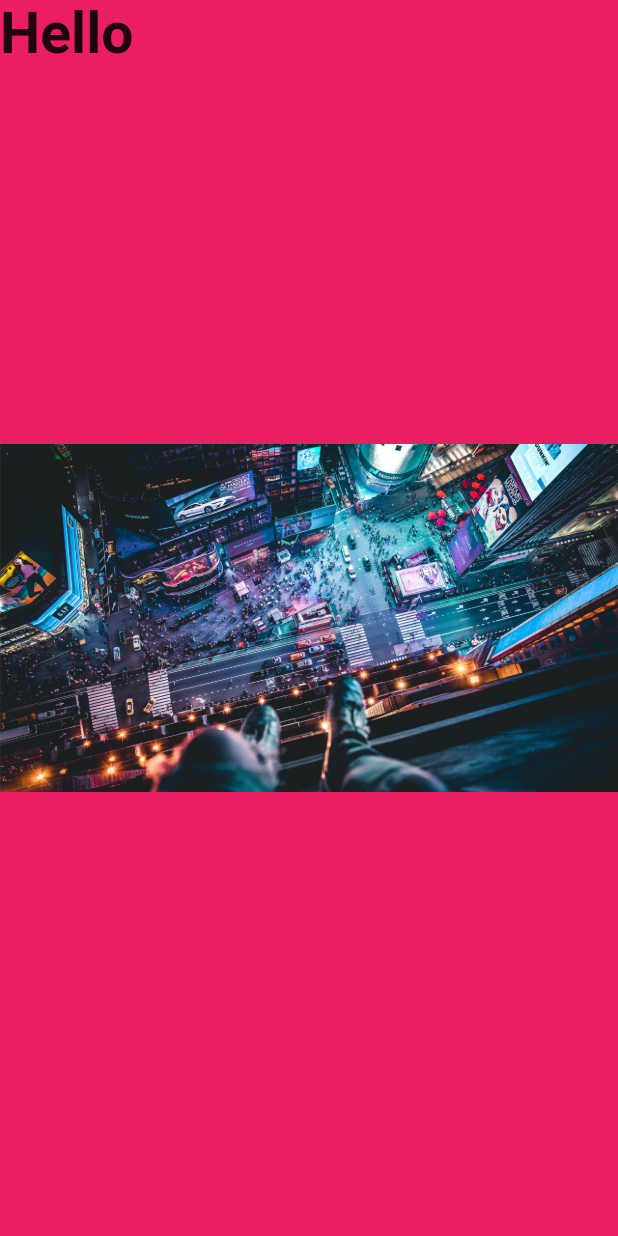
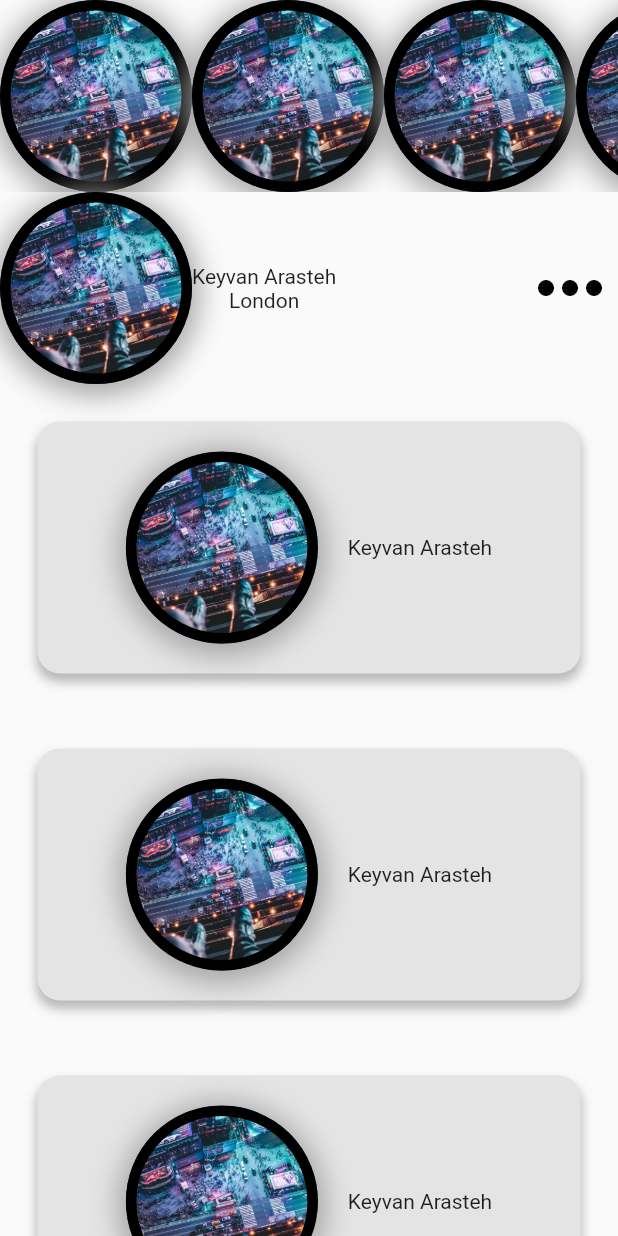
Before and after one commit to keyvanarasteh/flutter51, a Flutter app: the screen it shows after launch, on a phone screen of 412 x 824 dp. Run offline on Flutter 3.47's test engine with Material 2 defaults, Android fonts, the phone set to English and light mode, and no system bars.

Commit message:
Work Screen

```diff
--- a/ouruxkit/lib/work.dart
+++ b/ouruxkit/lib/work.dart
@@ -10,20 +10,154 @@ class Work extends StatelessWidget {
   @override
   Widget build(BuildContext context) {
     return Container(
-      width: double.infinity,
-      height: double.infinity,
-      decoration: BoxDecoration(
-        color: Colors.pink,
-        image: DecorationImage(
-          fit: BoxFit.fitWidth,
-          image: AssetImage("assets/images/bg3.jpg"),
+      child: SingleChildScrollView(
+        child: Column(
+          crossAxisAlignment: CrossAxisAlignment.center,
+          children: [
+            SingleChildScrollView(
+              scrollDirection: Axis.horizontal,
+              child: Row(
+                children: [
+                  AvatarWidget(),
+                  AvatarWidget(),
+                  AvatarWidget(),
+                  AvatarWidget(),
+                  AvatarWidget(),
+                  AvatarWidget(),
+                  AvatarWidget(),
+                ],
+              ),
+            ),
+            Row(
+              mainAxisAlignment: MainAxisAlignment.spaceBetween,
+              children: [
+                Row(
+                  children: [
+                    AvatarWidget(),
+                    Column(
+                      children: [
+                        Text('Keyvan Arasteh'),
+                        Text('London'),
+                      ],
+                    ),
+                  ],
+                ),
+                Icon(
+                  Icons.more_horiz,
+                  size: 64,
+                  color: Colors.black,
+                ),
+              ],
+            ),
+            ProfileWidget(),
+            ProfileWidget(),
+            ProfileWidget(),
+            ProfileWidget(),
+            ProfileWidget(),
+            ProfileWidget(),
+            SizedBox(
+              height: 10,
+            ),
+            Icon(
+              Icons.ac_unit_outlined,
+              size: 64,
+              color: Colors.blue,
+            ),
+            SizedBox(
+              height: 10,
+            ),
+            Text('Hello Flutter!'),
+            SizedBox(
+              height: 10,
+            ),
+            Icon(
+              Icons.share,
+              size: 64,
+              color: Colors.blue,
+            ),
+          ],
         ),
       ),
-      child: Text(
-        'Hello',
-        style: TextStyle(
-          fontSize: 38,
-          fontWeight: FontWeight.bold,
+    );
+  }
+}
+
+class ProfileWidget extends StatelessWidget {
+  const ProfileWidget({
+    Key? key,
+  }) : super(key: key);
+
+  @override
+  Widget build(BuildContext context) {
+    return Padding(
+      padding: const EdgeInsets.all(25.0),
+      child: Container(
+        decoration: BoxDecoration(
+          color: Color.fromARGB(255, 228, 228, 228),
+          borderRadius: BorderRadius.circular(15),
+          boxShadow: [
+            BoxShadow(
+              color: Color.fromARGB(67, 0, 0, 0),
+              blurRadius: 5,
+              spreadRadius: 0.5,
+              offset: Offset(0, 5),
+            )
+          ],
+        ),
+        child: Padding(
+          padding: const EdgeInsets.only(
+            top: 20,
+            bottom: 20,
+          ),
+          child: Row(
+            mainAxisAlignment: MainAxisAlignment.center,
+            children: [
+              AvatarWidget(),
+              SizedBox(
+                width: 20,
+              ),
+              Text('Keyvan Arasteh')
+            ],
+          ),
+        ),
+      ),
+    );
+  }
+}
+
+class AvatarWidget extends StatelessWidget {
+  const AvatarWidget({
+    Key? key,
+  }) : super(key: key);
+
+  @override
+  Widget build(BuildContext context) {
+    return Container(
+      width: 128,
+      height: 128,
+      decoration: BoxDecoration(
+        color: Colors.blue,
+        shape: BoxShape.circle,
+        boxShadow: [
+          BoxShadow(
+            color: Colors.grey.withOpacity(0.9),
+            spreadRadius: 5,
+            blurRadius: 15,
+            offset: Offset(0, 3), // changes position of shadow
+          ),
+        ],
+        border: Border.all(
+          color: Colors.black,
+          width: 7,
+        ),
+        //borderRadius: BorderRadius.all(Radius.circular(35)),
+        // borderRadius: BorderRadius.only(
+        //   topRight: Radius.circular(35),
+        //   bottomLeft: Radius.circular(35),
+        // ),
+        image: DecorationImage(
+          fit: BoxFit.cover,
+          image: AssetImage("assets/images/bg3.jpg"),
         ),
       ),
     );
```
